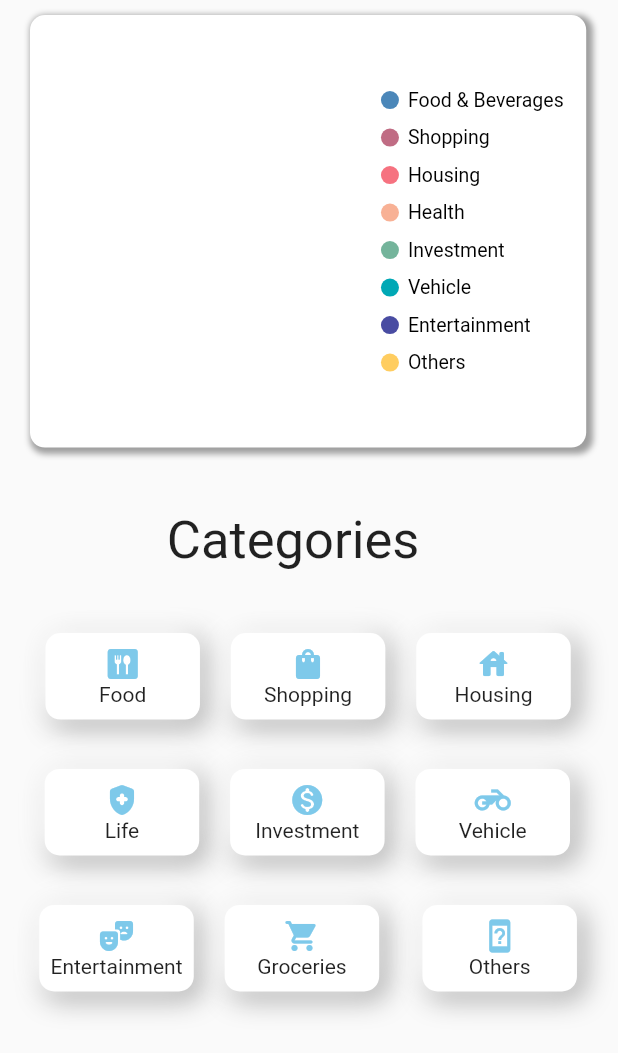
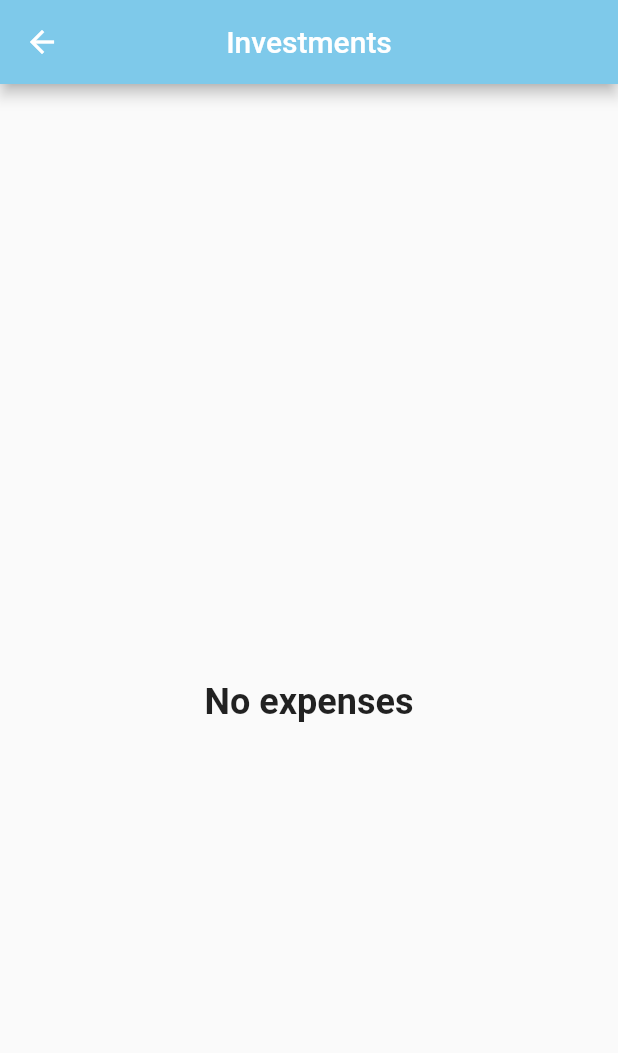
Before and after one commit to ratishjain12/Budget-Tracker-App, a Flutter app: the ChartPage screen opened directly, after a tap on "Investment", on a phone screen of 412 x 824 dp. Shown: the top 1053 px of the screen. Run offline on Flutter 3.47's test engine with Material 2 defaults, Android fonts, the phone set to English and light mode, and no system bars; our stand-ins replace cloud_firestore, firebase_auth, firebase_core, fluttertoast, google_sign_in and 3 more; missing offline and left inert: cloud_firestore_web, dart:ffi, firebase_auth_web, firebase_core_web, google_sign_in_web, shared_preferences_web; accounts and stored records are empty.

Commit message:
category fetching

```diff
--- a/lib/screens/base.dart
+++ b/lib/screens/base.dart
@@ -15,11 +15,7 @@ class Base extends StatefulWidget {
 }
 
 class _BaseState extends State<Base> {
-<<<<<<< HEAD
-  final List<Widget> _pages = [HomePage(), ChartPage()];
-=======
   List<Widget> _pages = [HomePage(), ChartPage(), GoalPage()];
->>>>>>> origin/main
   late PageController pageController;
   int _selectedIndex = 0;
   // bool _isLoading = false;
--- /dev/null
+++ b/lib/screens/category.dart
@@ -0,0 +1,90 @@
+import 'package:budget_tracker/services/database.dart';
+import 'package:budget_tracker/widgets/expense_tile.dart';
+import 'package:cloud_firestore/cloud_firestore.dart';
+import 'package:flutter/material.dart';
+import 'package:intl/intl.dart';
+
+class Category extends StatefulWidget {
+  final userId;
+  final CategoryTitle;
+
+  const Category({Key? key, required this.CategoryTitle, required this.userId})
+      : super(key: key);
+
+  @override
+  State<Category> createState() => _CategoryState();
+}
+
+class _CategoryState extends State<Category> {
+  Stream<QuerySnapshot>? expenses;
+  @override
+  void initState() {
+    // TODO: implement initState
+    fetchCategory();
+    super.initState();
+  }
+
+  Future fetchCategory() async {
+    await Database(uid: widget.userId)
+        .CategoricExpenses(widget.userId, widget.CategoryTitle)
+        .then((value) {
+      if (value != null) {
+        setState(() {
+          expenses = value;
+        });
+      }
+    });
+  }
+
+  @override
+  Widget build(BuildContext context) {
+    return Scaffold(
+      appBar: AppBar(
+        title: Text(widget.CategoryTitle),
+        centerTitle: true,
+      ),
+      body: SingleChildScrollView(
+          scrollDirection: Axis.vertical, child: expenseList()),
+    );
+  }
+
+  expenseList() {
+    return StreamBuilder(
+        stream: expenses,
+        builder: (context, AsyncSnapshot snapshot) {
+          if (snapshot.hasData) {
+            if (snapshot.data.docs.length != 0) {
+              return ListView.builder(
+                  shrinkWrap: true,
+                  itemCount: snapshot.data.docs.length,
+                  itemBuilder: (context, index) {
+                    int reverseIndex = snapshot.data.docs.length - index - 1;
+                    return ExpenseTile(
+                      title: snapshot.data.docs[reverseIndex]['category'],
+                      money: snapshot.data.docs[reverseIndex]['amount'],
+                      date: DateFormat.yMMMd().add_jm().format(
+                          snapshot.data.docs[reverseIndex]['Date'].toDate()),
+                    );
+                  });
+            } else {
+              return Container(
+                height: MediaQuery.of(context).size.height,
+                child: Center(
+                    child: (Text(
+                  "No expenses",
+                  style: TextStyle(
+                    fontSize: 24,
+                    fontWeight: FontWeight.bold,
+                  ),
+                ))),
+              );
+            }
+          } else {
+            return Container(
+              height: MediaQuery.of(context).size.height,
+              child: Center(child: (CircularProgressIndicator())),
+            );
+          }
+        });
+  }
+}
--- a/lib/screens/home_page.dart
+++ b/lib/screens/home_page.dart
@@ -31,6 +31,7 @@ const List<String> options = <String>[
   "Investments",
   "Vehicle & Transportation",
   "Entertainment",
+  "Groceries",
   "Other",
 ];
 
--- a/lib/services/database.dart
+++ b/lib/services/database.dart
@@ -72,7 +72,8 @@ class Database {
     return await userCollection
         .doc(userid)
         .collection('expense')
-        .limit(4)
+        .orderBy("Date")
+        .limitToLast(4)
         .snapshots();
   }
 
@@ -130,6 +131,15 @@ class Database {
     return s;
   }
 
+  Future groceriesCategory(String userid) async {
+    QuerySnapshot s = await userCollection
+        .doc(userid)
+        .collection('expense')
+        .where('category', isEqualTo: 'Groceries')
+        .get();
+    return s;
+  }
+
   Future otherCategory(String userid) async {
     QuerySnapshot s = await userCollection
         .doc(userid)
@@ -147,4 +157,12 @@ class Database {
         .get();
     return s;
   }
+
+  Future CategoricExpenses(String userid, String category) async {
+    return await userCollection
+        .doc(userid)
+        .collection('expense')
+        .where('category', isEqualTo: category)
+        .snapshots();
+  }
 }
--- a/lib/widgets/category_tile.dart
+++ b/lib/widgets/category_tile.dart
@@ -3,19 +3,17 @@ import 'package:flutter/material.dart';
 class TileWidget extends StatelessWidget {
   String name;
   final Icon ic;
-  // Function()? onTap;
-  TileWidget({
-    Key? key,
-    required this.name,
-    required this.ic, //required this.onTap
-  }) : super(key: key);
+  Function()? onTap;
+  TileWidget(
+      {Key? key, required this.name, required this.ic, required this.onTap})
+      : super(key: key);
 
   @override
   Widget build(BuildContext context) {
     var screenHeight = MediaQuery.of(context).size.height;
     var screenWidth = MediaQuery.of(context).size.width;
     return GestureDetector(
-      onTap: () {},
+      onTap: onTap,
       child: Container(
         height: screenHeight * 0.07,
         width: screenWidth * 0.25,
```
Also changed, not shown: lib/screens/charts_page.dart (+82 -1 lines).
